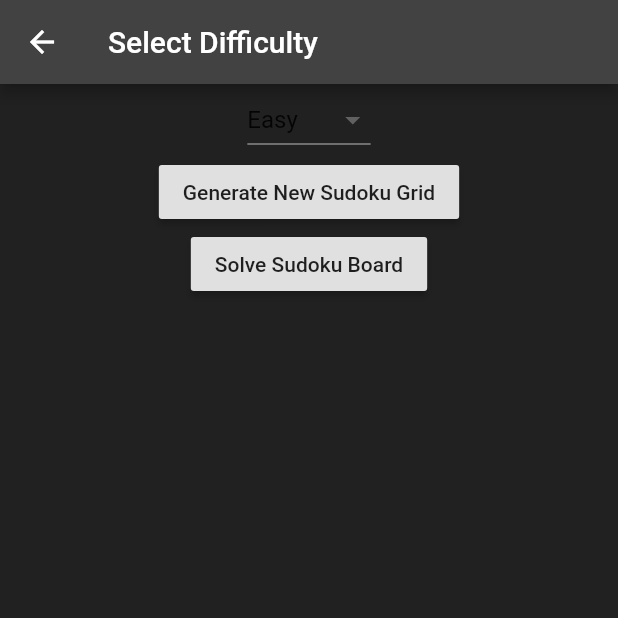
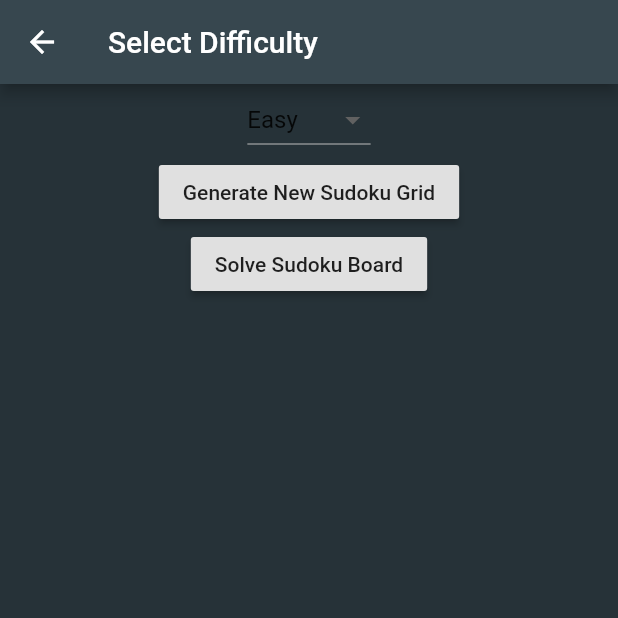
Before and after one commit to thoopchuk26/Sudoku_App, a Flutter app: the screen it shows after launch, after a tap on "Play Game", on a phone screen of 412 x 824 dp, the top half of it. Run offline on Flutter 3.47's test engine with Material 2 defaults, Android fonts, the phone set to English and light mode, and no system bars.

Commit message:
changed background color

```diff
--- a/lib/main.dart
+++ b/lib/main.dart
@@ -41,10 +41,10 @@ class _MyHomePageState extends State<MyHomePage> {
   Widget build(BuildContext context) {
     return Scaffold(
       appBar: AppBar(
-        backgroundColor: Colors.grey[800],
+        backgroundColor: Colors.blueGrey[800],
         title: Text(widget.title),
       ),
-      backgroundColor: Colors.grey[900],
+      backgroundColor: Colors.blueGrey[900],
       body: Center(
         child: Column(
           mainAxisAlignment: MainAxisAlignment.center,
@@ -100,10 +100,10 @@ class _PlaySudokuPageState extends State<PlaySudokuPage> {
   Widget build(BuildContext context) {
     return Scaffold(
       appBar: AppBar(
-        backgroundColor: Colors.grey[800],
+        backgroundColor: Colors.blueGrey[800],
         title: Text('Select Difficulty'),
       ),
-      backgroundColor: Colors.grey[900],
+      backgroundColor: Colors.blueGrey[900],
       body: Center(
         child: Column(
           children: [
@@ -195,7 +195,6 @@ class _SudokuGridPageState extends State<SudokuGridPage> {
         body.add(Row(mainAxisAlignment: MainAxisAlignment.center, children: rows[i],));
       }
     }
-
     body.add(RaisedButton(
       child: Text('Update'),
       onPressed: () {
@@ -220,13 +219,12 @@ class _SudokuGridPageState extends State<SudokuGridPage> {
           number = value;
         });}
     ));
-
     return Scaffold(
       appBar: AppBar(
         title: Text('Play Sudoku', style: TextStyle(color: Colors.white),),
-        backgroundColor: Colors.grey[800],
+        backgroundColor: Colors.blueGrey[800],
       ),
-      backgroundColor: Colors.grey[900],
+      backgroundColor: Colors.blueGrey[900],
       body: Center(
         child: Column(
           mainAxisAlignment: MainAxisAlignment.center,
```
